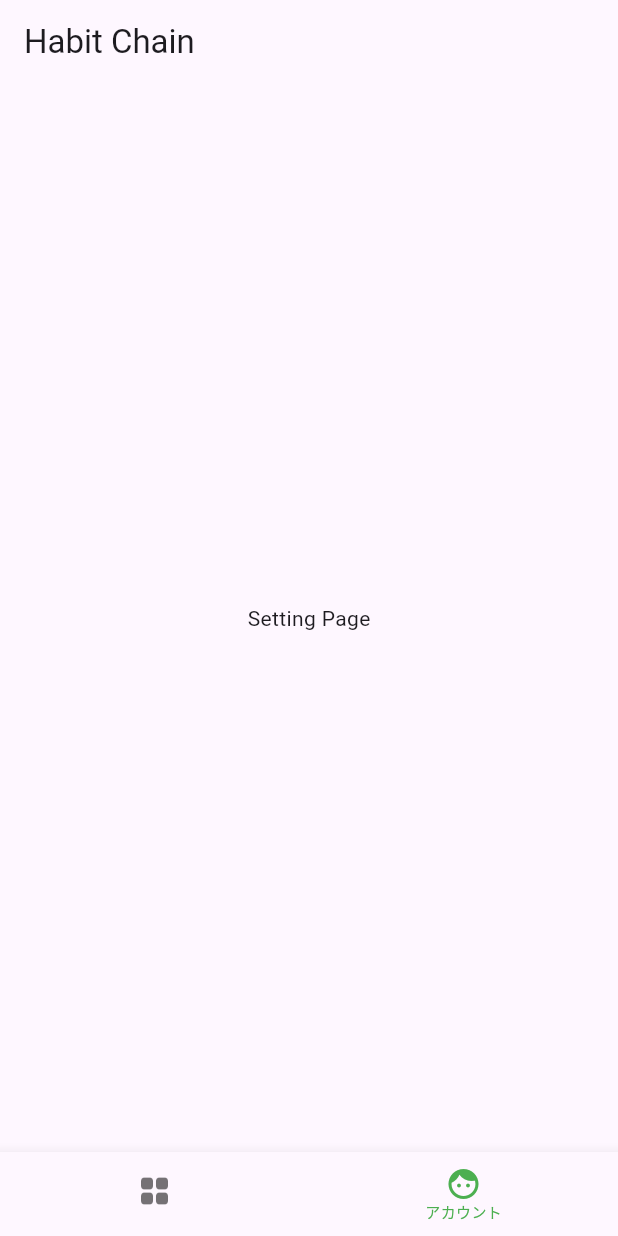
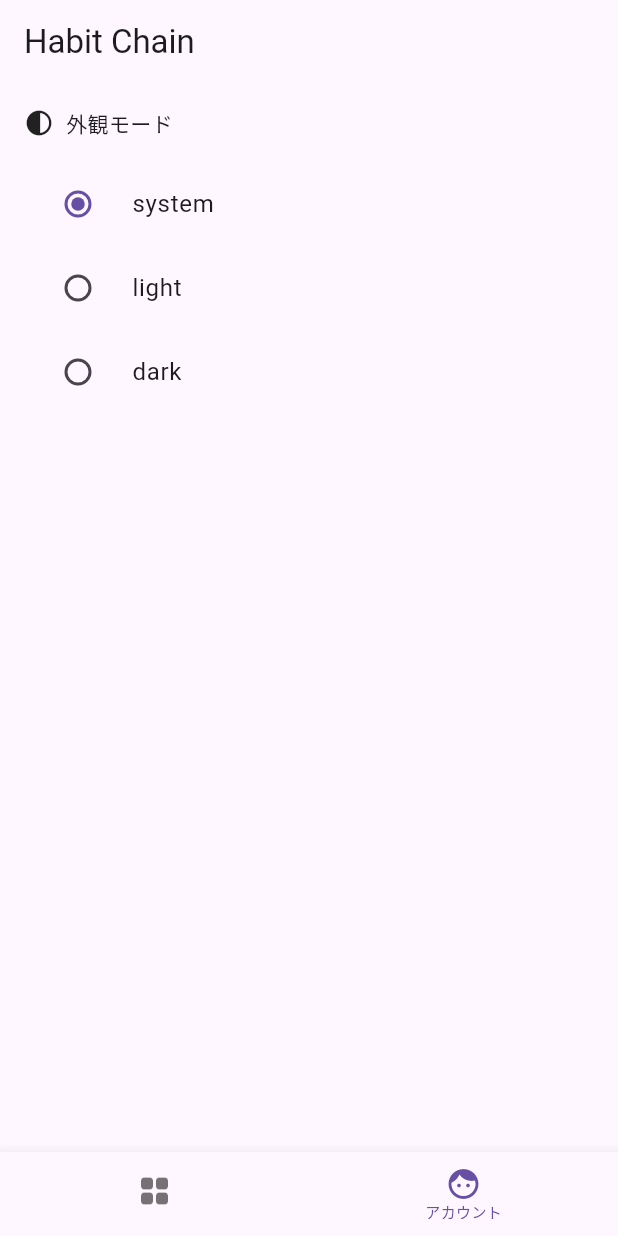
Before and after one commit to snrk0622/habit_chain_app, a Flutter app: the screen it shows after launch, item 2 of the bottom bar chosen, on a phone screen of 412 x 824 dp. Run offline on Flutter 3.47's test engine with Material 3 defaults, Android fonts, the phone set to English and light mode, and no system bars; our stand-ins replace flutter_riverpod, riverpod_annotation; generated files the repository leaves out were written again.

Commit message:
外観モード実装

```diff
--- a/lib/app.dart
+++ b/lib/app.dart
@@ -1,18 +1,19 @@
 import 'package:flutter/material.dart';
+import 'package:flutter_riverpod/flutter_riverpod.dart';
 
+import 'provider/theme_provider.dart';
 import 'component/layout/layout_with_bottom_navigation_bar.dart';
 
-class MyApp extends StatelessWidget {
+class MyApp extends ConsumerWidget {
   const MyApp({super.key});
 
   @override
-  Widget build(BuildContext context) {
+  Widget build(BuildContext context, WidgetRef ref) {
     return MaterialApp(
       title: 'Habit Chain',
-      theme: ThemeData(
-        primaryColor: Colors.green,
-        useMaterial3: true,
-      ),
+      theme: ThemeData.light(),
+      darkTheme: ThemeData.dark(),
+      themeMode: ref.watch(themeProvider),
       home: const LayoutWithBottomNavigationBar(),
     );
   }
--- /dev/null
+++ b/lib/component/setting/common/setting_item_container.dart
@@ -0,0 +1,49 @@
+import 'package:flutter/material.dart';
+
+class SettingItemContainer extends StatelessWidget {
+  const SettingItemContainer(
+      {required this.title,
+      required this.icon,
+      required this.child,
+      super.key});
+
+  final String title;
+  final IconData icon;
+  final Widget child;
+
+  @override
+  Widget build(BuildContext context) {
+    return Container(
+      padding: const EdgeInsets.all(16),
+      decoration: BoxDecoration(
+        borderRadius: BorderRadius.circular(8),
+      ),
+      child: Column(
+        crossAxisAlignment: CrossAxisAlignment.start,
+        children: [
+          Row(
+            children: <Widget>[
+              Icon(
+                icon,
+                size: 20,
+              ),
+              const SizedBox(
+                width: 8,
+              ),
+              Text(
+                title,
+              ),
+            ],
+          ),
+          const SizedBox(
+            height: 16,
+          ),
+          SizedBox(
+            width: double.infinity,
+            child: child,
+          ),
+        ],
+      ),
+    );
+  }
+}
--- /dev/null
+++ b/lib/component/setting/theme_setting.dart
@@ -0,0 +1,31 @@
+import 'package:flutter/material.dart';
+import 'package:flutter_riverpod/flutter_riverpod.dart';
+
+import '../../provider/theme_provider.dart';
+import './common/setting_item_container.dart';
+
+class ThemeSetting extends ConsumerWidget {
+  const ThemeSetting({super.key});
+
+  @override
+  Widget build(BuildContext context, WidgetRef ref) {
+    return SettingItemContainer(
+      title: '外観モード',
+      icon: Icons.contrast,
+      child: Column(
+        children: ThemeMode.values.map((themeMode) {
+          return RadioListTile<ThemeMode>(
+            title: Text(themeMode.toString().split('.').last),
+            value: themeMode,
+            groupValue: ref.watch(themeProvider),
+            onChanged: (ThemeMode? newTheme) {
+              if (newTheme != null) {
+                ref.read(themeProvider.notifier).state = newTheme;
+              }
+            },
+          );
+        }).toList(),
+      ),
+    );
+  }
+}
--- a/lib/main.dart
+++ b/lib/main.dart
@@ -1,7 +1,8 @@
 import 'package:flutter/material.dart';
+import 'package:flutter_riverpod/flutter_riverpod.dart';
 
 import 'app.dart';
 
 void main() {
-  runApp(const MyApp());
+  runApp(const ProviderScope(child: MyApp()));
 }
--- /dev/null
+++ b/lib/provider/theme_provider.dart
@@ -0,0 +1,12 @@
+import 'package:flutter/material.dart';
+import 'package:riverpod_annotation/riverpod_annotation.dart';
+
+part 'theme_provider.g.dart';
+
+@riverpod
+class Theme extends _$Theme {
+  @override
+  ThemeMode build() {
+    return ThemeMode.system;
+  }
+}
--- a/lib/view/setting_view.dart
+++ b/lib/view/setting_view.dart
@@ -1,13 +1,17 @@
 import 'package:flutter/material.dart';
+
+import '../component/setting/theme_setting.dart';
 
 class SettingPage extends StatelessWidget {
   const SettingPage({super.key});
 
   @override
   Widget build(BuildContext context) {
-    return const Scaffold(
-      body: Center(
-        child: Text('Setting Page'),
+    return Scaffold(
+      body: Column(
+        children: <Widget>[
+          const ThemeSetting(),
+        ],
       ),
     );
   }
--- a/pubspec.yaml
+++ b/pubspec.yaml
@@ -35,6 +35,8 @@ dependencies:
   # The following adds the Cupertino Icons font to your application.
   # Use with the CupertinoIcons class for iOS style icons.
   cupertino_icons: ^1.0.8
+  flutter_riverpod: ^2.6.1
+  riverpod_annotation: ^2.6.1
 
 dev_dependencies:
   flutter_test:
@@ -46,6 +48,10 @@ dev_dependencies:
   # package. See that file for information about deactivating specific lint
   # rules and activating additional ones.
   flutter_lints: ^4.0.0
+  riverpod_generator: ^2.6.3
+  build_runner: ^2.4.13
+  custom_lint: ^0.7.0
+  riverpod_lint: ^2.6.3
 
 # For information on the generic Dart part of this file, see the
 # following page: https://dart.dev/tools/pub/pubspec
```
Also changed, not shown: lib/provider/theme_provider.g.dart (added), pubspec.lock.
